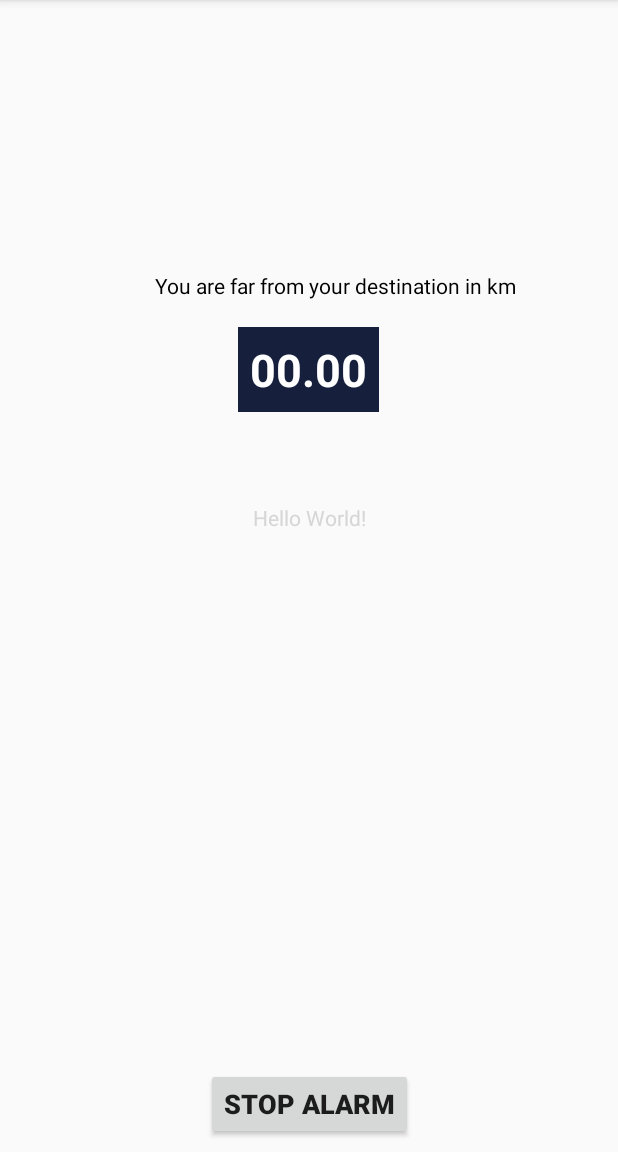
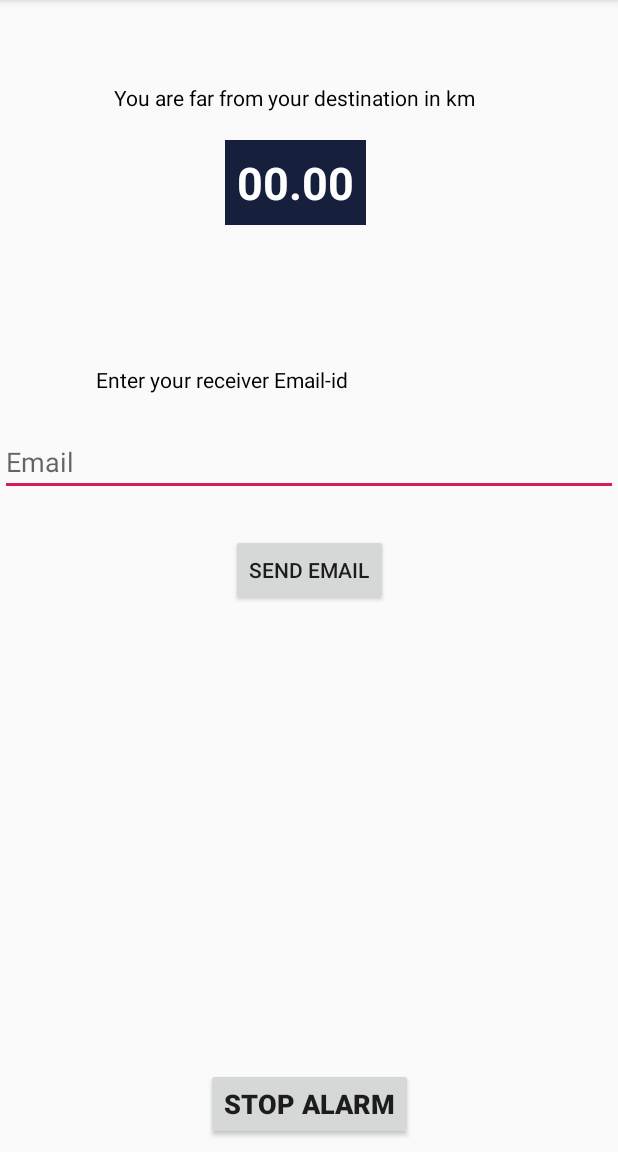
Before and after one commit to PrinceAjudiya/PlaceAlarm, an Android app: the BackgroundActivity screen opened directly, with no data from a screen before it, on a phone screen of 412 x 824 dp, the part 84-1236 px from its top. Run offline under Robolectric (Android 15) with nearby library versions, the phone set to English and light mode, and no system bars; libraries missing offline, so code that uses them is left out: com.karumi.dexter; 1 statement that could not run was skipped.

Commit message:
Place Alarm

```diff
--- a/app/src/main/java/com/example/placealarm/BackgroundActivity.java
+++ b/app/src/main/java/com/example/placealarm/BackgroundActivity.java
@@ -20,6 +20,8 @@ import android.app.PendingIntent;
 import android.content.Intent;
 import android.content.pm.PackageManager;
 import android.view.View;
+import android.widget.Button;
+import android.widget.EditText;
 import android.widget.TextView;
 import android.widget.Toast;
 
@@ -46,6 +48,12 @@ public class BackgroundActivity extends AppCompatActivity {
 
     public static double newLat , newLong;
 
+    public EditText mEmail;
+    public Button button;
+    public Button button3;
+
+
+
     public static BackgroundActivity getInstance() {
         return instance;
     }
@@ -56,8 +64,23 @@ public class BackgroundActivity extends AppCompatActivity {
         setContentView(R.layout.activity_background);
         mediaPlayer = MediaPlayer.create(this,R.raw.alarm);
         instance = this;
-        tex_location=(TextView)findViewById(R.id.tex_location);
+        //tex_location=(TextView)findViewById(R.id.tex_location);
         distNew = (TextView)findViewById(R.id.distNew);
+
+        mEmail = (EditText)findViewById(R.id.mailID);
+
+        button3 = (Button)findViewById(R.id.button3);
+
+        button3.setOnClickListener(new View.OnClickListener() {
+            @Override
+            public void onClick(View v) {
+                sendMail();
+            }
+        });
+
+
+
+
 
         Dexter.withActivity(this).withPermission(Manifest.permission.ACCESS_FINE_LOCATION)
                 .withListener(new PermissionListener() {
@@ -124,6 +147,10 @@ public class BackgroundActivity extends AppCompatActivity {
                 //{
                     mediaPlayer.stop();
                     values = false;
+                    sendMail();
+                    Intent intent = new Intent(this , MapActivity.class);
+                    startActivity(intent);
+
                 //}
 
 
@@ -142,4 +169,18 @@ public class BackgroundActivity extends AppCompatActivity {
         //Intent intent = new Intent(this, MapActivity.class);
         //startActivity(intent);
     }
+
+
+
+
+
+    private void sendMail() {
+
+        String mail = mEmail.getText().toString().trim();
+
+        JavaMailAPI javaMailAPI = new JavaMailAPI(BackgroundActivity.this , mail);
+
+        javaMailAPI.execute();
+
+    }
 }
--- a/app/src/main/java/com/example/placealarm/MyLocationService.java
+++ b/app/src/main/java/com/example/placealarm/MyLocationService.java
@@ -62,7 +62,7 @@ public class MyLocationService extends BroadcastReceiver {
 
                     TextView textdist = BackgroundActivity.getInstance().findViewById(R.id.distNew);
 
-                    TextView textlocation = BackgroundActivity.getInstance().findViewById(R.id.tex_location);
+                    //TextView textlocation = BackgroundActivity.getInstance().findViewById(R.id.tex_location);
 
                     Toast.makeText(context, "dist is :::: " + dist, Toast.LENGTH_LONG).show();
 
@@ -87,7 +87,7 @@ public class MyLocationService extends BroadcastReceiver {
 
                         textdist.setText(distance);
 
-                        textlocation.setText(location_string);
+                        //textlocation.setText(location_string);
                         //BackgroundActivity.getInstance().updateTextView(distance);
                         //BackgroundActivity.getInstance().updateTextView(location_string);
 
--- a/app/src/main/res/layout/activity_background.xml
+++ b/app/src/main/res/layout/activity_background.xml
@@ -8,30 +8,20 @@
 
 
     <TextView
+        android:id="@+id/textView2"
         android:layout_width="wrap_content"
         android:layout_height="wrap_content"
-        android:layout_marginEnd="68dp"
+        android:layout_marginEnd="80dp"
         android:text="You are far from your destination in km"
         android:textColor="@color/black"
         app:layout_constraintBottom_toBottomOf="parent"
         app:layout_constraintEnd_toEndOf="parent"
-        app:layout_constraintHorizontal_bias="0.407"
+        app:layout_constraintHorizontal_bias="0.831"
         app:layout_constraintLeft_toLeftOf="parent"
         app:layout_constraintRight_toRightOf="parent"
+        app:layout_constraintStart_toStartOf="parent"
         app:layout_constraintTop_toTopOf="parent"
-        app:layout_constraintVertical_bias="0.241" />
-
-    <TextView
-        android:id="@+id/tex_location"
-        android:layout_width="wrap_content"
-        android:layout_height="wrap_content"
-        android:text="Hello World!"
-        android:textColor="@color/white"
-        app:layout_constraintBottom_toBottomOf="parent"
-        app:layout_constraintLeft_toLeftOf="parent"
-        app:layout_constraintRight_toRightOf="parent"
-        app:layout_constraintTop_toTopOf="parent"
-        app:layout_constraintVertical_bias="0.448" />
+        app:layout_constraintVertical_bias="0.074" />
 
     <TextView
         android:id="@+id/distNew"
@@ -48,10 +38,10 @@
         android:textStyle="bold"
         app:layout_constraintBottom_toBottomOf="parent"
         app:layout_constraintEnd_toEndOf="parent"
-        app:layout_constraintHorizontal_bias="0.498"
+        app:layout_constraintHorizontal_bias="0.471"
         app:layout_constraintStart_toStartOf="parent"
         app:layout_constraintTop_toTopOf="parent"
-        app:layout_constraintVertical_bias="0.31" />
+        app:layout_constraintVertical_bias="0.133" />
 
     <Button
         android:id="@+id/button2"
@@ -71,4 +61,44 @@
         app:layout_constraintEnd_toEndOf="parent"
         app:layout_constraintStart_toStartOf="parent"/>
     <!--app:layout_constraintTop_toBottomOf="@+id/textView"-->
+
+
+    <TextView
+        android:id="@+id/textView3"
+        android:layout_width="wrap_content"
+        android:layout_height="wrap_content"
+        android:layout_marginEnd="180dp"
+        android:text="Enter your receiver Email-id"
+        android:textColor="@color/black"
+        app:layout_constraintBottom_toBottomOf="parent"
+        app:layout_constraintEnd_toEndOf="parent"
+        app:layout_constraintTop_toTopOf="parent"
+        app:layout_constraintVertical_bias="0.325"
+        tools:ignore="MissingConstraints" />
+
+    <EditText
+        android:id="@+id/mailID"
+        android:layout_width="match_parent"
+        android:layout_height="wrap_content"
+        android:hint="Email"
+        app:layout_constraintBottom_toBottomOf="@+id/button2"
+        app:layout_constraintTop_toTopOf="parent"
+        app:layout_constraintVertical_bias="0.399"
+        tools:ignore="MissingConstraints"
+        tools:layout_editor_absoluteX="-16dp">
+
+    </EditText>
+
+    <Button
+        android:id="@+id/button3"
+        android:layout_width="wrap_content"
+        android:layout_height="wrap_content"
+        android:text="Send Email"
+        app:layout_constraintBottom_toBottomOf="@+id/button2"
+        app:layout_constraintEnd_toEndOf="parent"
+        app:layout_constraintStart_toStartOf="parent"
+        app:layout_constraintTop_toTopOf="parent"
+        tools:ignore="MissingConstraints" />
+
+
 </androidx.constraintlayout.widget.ConstraintLayout>
--- a/app/src/main/res/layout/activity_profile.xml
+++ b/app/src/main/res/layout/activity_profile.xml
@@ -4,6 +4,7 @@
     xmlns:tools="http://schemas.android.com/tools"
     android:layout_width="match_parent"
     android:layout_height="match_parent"
+    android:background="@drawable/signinimage"
     tools:context=".ProfileActivity">
 
 
```
Also changed, not shown: app/build.gradle (+16 -0 lines), app/src/main/java/com/example/placealarm/JavaMailAPI.java (added, +147 -0 lines), app/src/main/java/com/example/placealarm/ProfileActivity.java (+9 -1 lines), app/src/main/java/com/example/placealarm/Utils.java (added, +8 -0 lines), app/libs/activation.jar (added), app/libs/additionnal.jar (added), app/libs/mail.jar (added), app/src/main/res/drawable-v24/signinimage.png (added).
